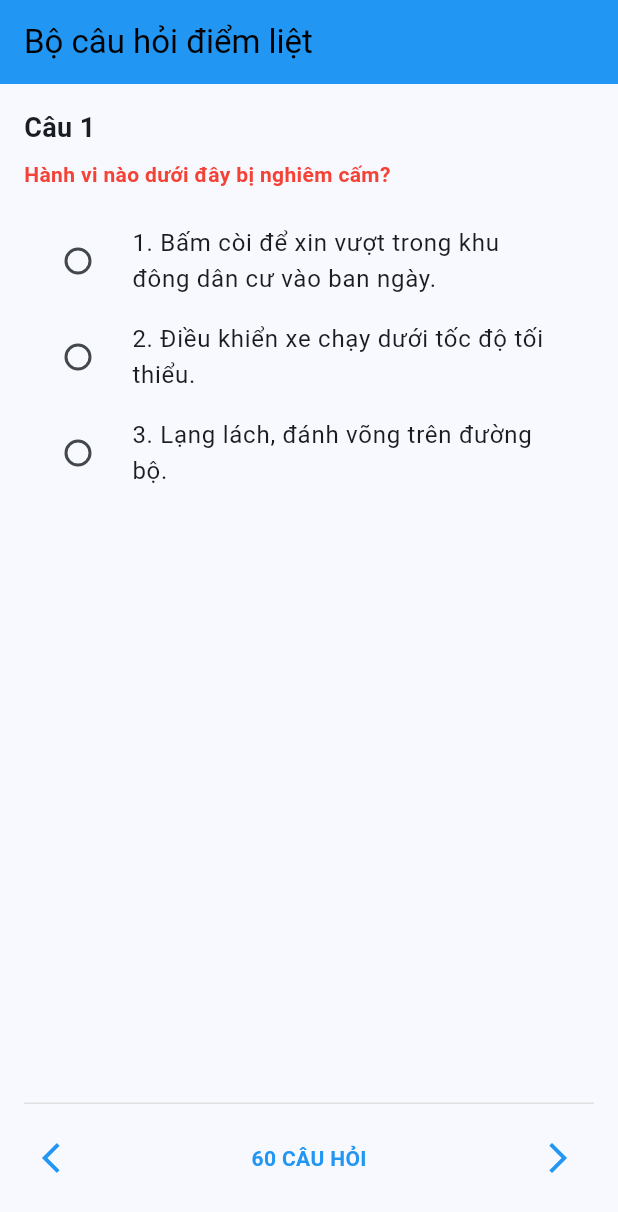
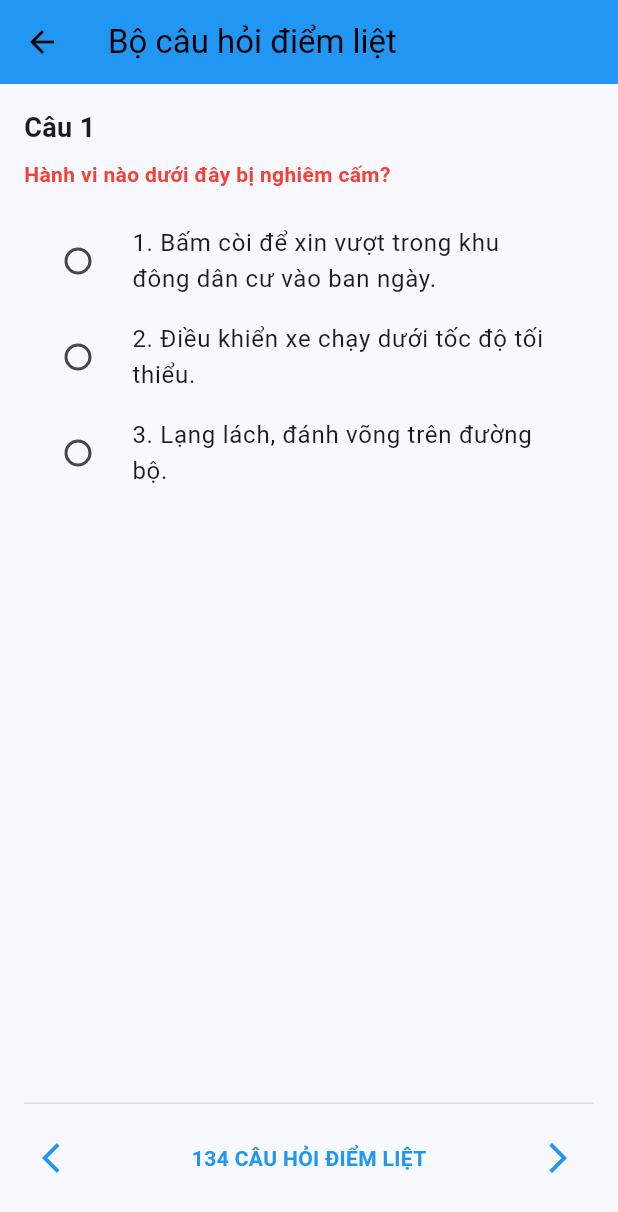
Before and after one commit to NguyenQuy4219/bo_de_600_gplx, a Flutter app: the QuestionScreen screen opened directly, on a phone screen of 412 x 824 dp. Shown: the top 1212 px of the screen. Run offline on Flutter 3.47's test engine with Material 3 defaults, Android fonts, the light colour scheme and no system bars; our stand-ins replace shared_preferences; accounts and stored records are empty.

Commit message:
200-cau-hoi

```diff
--- a/lib/Data/data.dart
+++ b/lib/Data/data.dart
@@ -15,7 +15,7 @@
     'color': Colors.purple,
     'icon': Icons.tips_and_updates
   },
-  {'title': '20 câu điểm liệt', 'color': Colors.brown, 'icon': Icons.warning},
+  {'title': '60 câu điểm liệt', 'color': Colors.brown, 'icon': Icons.warning},
   {
     'title': 'Top 50 câu sai',
     'color': Colors.blueGrey,
--- a/lib/Question/Questions_page.dart
+++ b/lib/Question/60_Questions_page.dart
@@ -20,8 +20,16 @@
 }
 
 class _QuestionScreenState extends State<QuestionScreen> {
+  List<Question> fatalQuestions = [];
   int currentIndex = 0;
   int selectedOption = -1;
+
+  @override
+  void initState() {
+    super.initState();
+    // Lọc danh sách câu hỏi điểm liệt
+    fatalQuestions = questions.where((q) => q.isDiemLiet).toList();
+  }
 
   void nextQuestion() {
     setState(() {
@@ -43,7 +51,7 @@
 
   @override
   Widget build(BuildContext context) {
-    final currentQuestion = questions[currentIndex];
+    final currentQuestion = fatalQuestions[currentIndex];
 
     return Scaffold(
       appBar: AppBar(
@@ -89,9 +97,11 @@
                     icon: Icon(Icons.arrow_back_ios, color: Colors.blue),
                     onPressed: prevQuestion,
                   ),
-                  Text('60 CÂU HỎI',
-                      style: TextStyle(
-                          color: Colors.blue, fontWeight: FontWeight.bold)),
+                  Text(
+                    '${fatalQuestions.length} CÂU HỎI ĐIỂM LIỆT',
+                    style: TextStyle(
+                        color: Colors.blue, fontWeight: FontWeight.bold),
+                  ),
                   IconButton(
                     icon: Icon(Icons.arrow_forward_ios, color: Colors.blue),
                     onPressed: nextQuestion,
```
Also changed, not shown: lib/main.dart (+13 -5 lines).
